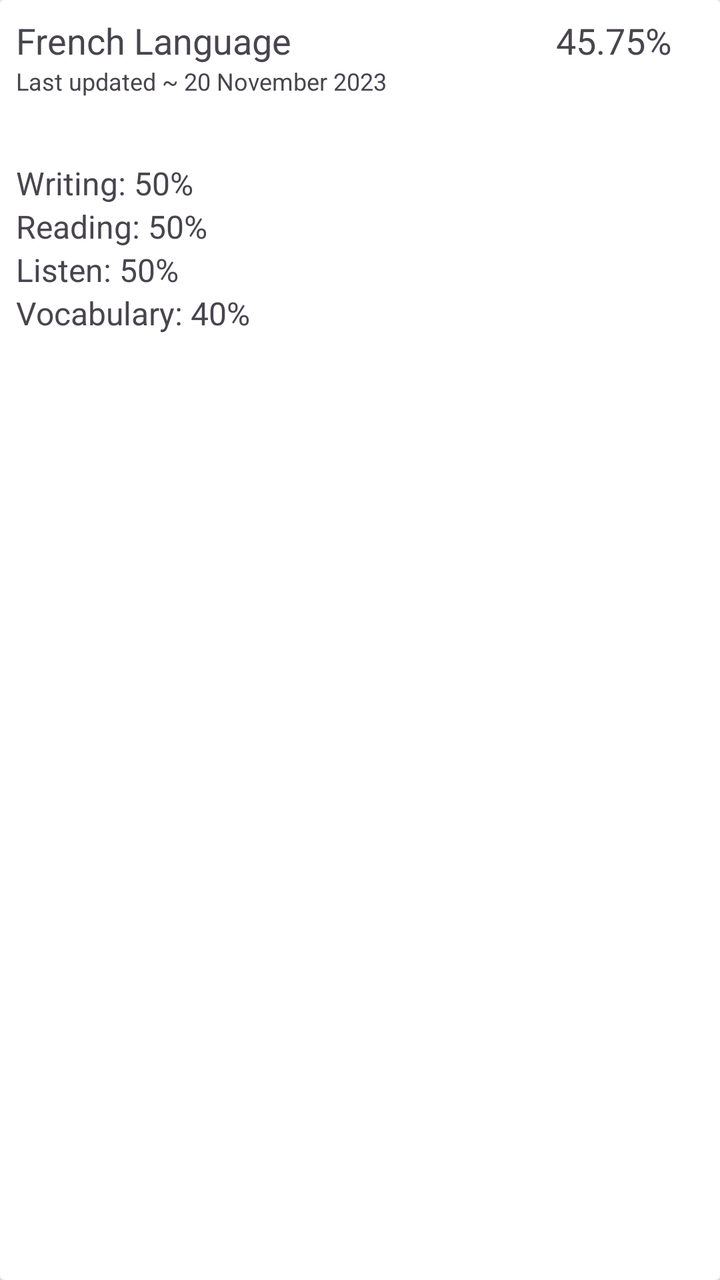
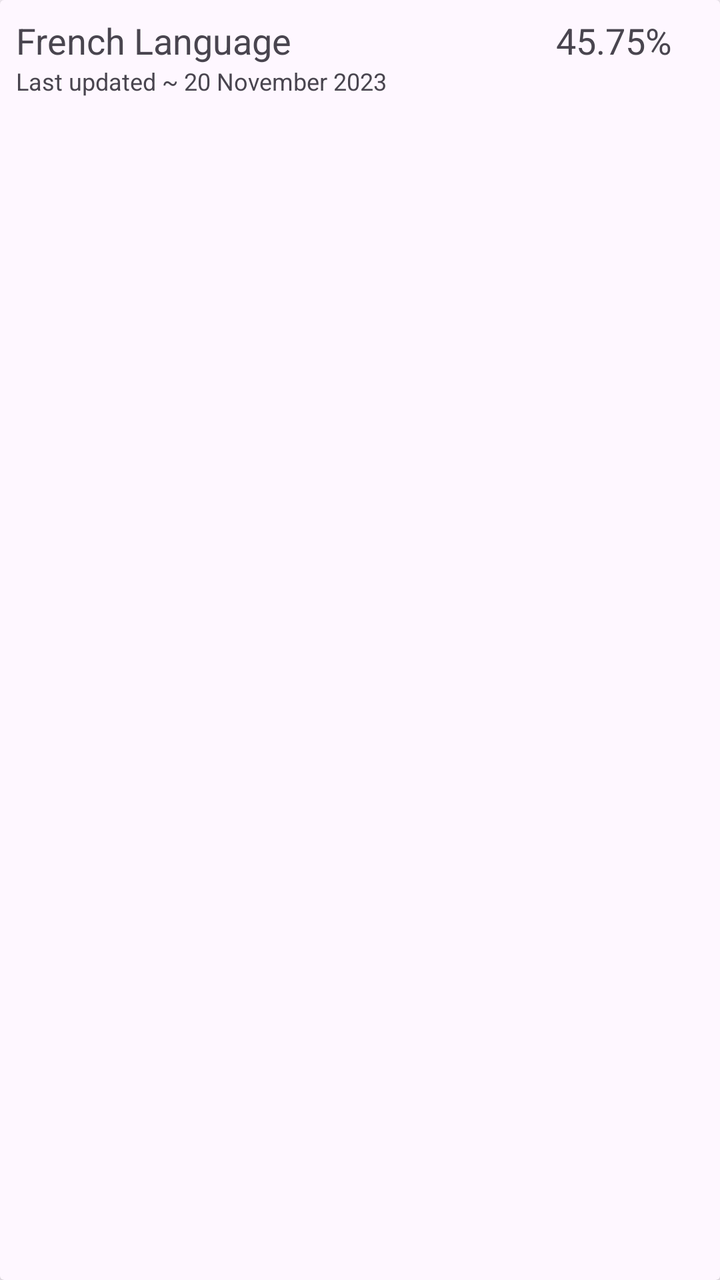

An Android layout rendered at two revisions. The XML below is the earlier revision; the diff shows what the commit changed to produce the second picture.
<!-- AndroidManifest.xml: application theme Theme.Measurable -->
<!-- res/layout/item_skill.xml -->
<?xml version="1.0" encoding="utf-8"?>
<androidx.cardview.widget.CardView
    xmlns:android="http://schemas.android.com/apk/res/android"
    android:layout_width="match_parent"
    android:layout_height="wrap_content"
    android:layout_margin="8dp"
    android:elevation="8dp"
    android:radius="8dp">

    <LinearLayout
        android:orientation="vertical"
        android:layout_width="match_parent"
        android:layout_height="wrap_content"
        android:padding="8dp">

        
        <LinearLayout
            android:layout_width="match_parent"
            android:layout_height="wrap_content"
            android:orientation="horizontal">

            
            <TextView
                android:id="@+id/text_view_title"
                android:layout_width="0dp"
                android:layout_height="wrap_content"
                android:layout_weight="1"
                android:textSize="18sp"
                android:text="French Language" />

            
            <TextView
                android:id="@+id/textView2"
                android:layout_width="wrap_content"
                android:layout_height="wrap_content"
                android:gravity="end"
                android:layout_marginEnd="16dp"
                android:textSize="18sp"
                android:text="45.75%" />
        </LinearLayout>

        <TextView
            android:layout_width="wrap_content"
            android:layout_height="wrap_content"
            android:textSize="12sp"
            android:text="Last updated ~ 20 November 2023"/>

        <LinearLayout
            android:layout_width="match_parent"
            android:layout_height="wrap_content"
            android:layout_marginTop="32dp"
            android:layout_marginBottom="16dp"
            android:orientation="vertical">

            <TextView
                android:layout_width="wrap_content"
                android:layout_height="wrap_content"
                android:text="Writing: 50%"
                android:textSize="16sp"/>
            <TextView
                android:layout_width="wrap_content"
                android:layout_height="wrap_content"
                android:text="Reading: 50%"
                android:textSize="16sp"/>
            <TextView
                android:layout_width="wrap_content"
                android:layout_height="wrap_content"
                android:text="Listen: 50%"
                android:textSize="16sp"/>
            <TextView
                android:layout_width="wrap_content"
                android:layout_height="wrap_content"
                android:text="Vocabulary: 40%"
                android:textSize="16sp"/>


        </LinearLayout>
    </LinearLayout>
</androidx.cardview.widget.CardView>
<!-- resources referenced by this layout -->
<resources>
  <style name="Theme.Measurable" parent="Base.Theme.Measurable" />
  <style name="Base.Theme.Measurable" parent="Theme.Material3.DayNight.NoActionBar">
          
          
      </style>
</resources>

<!-- the commit's change to res/layout/item_skill.xml (unified diff, before → after) -->
@@ -1,11 +1,13 @@
 <?xml version="1.0" encoding="utf-8"?>
-<androidx.cardview.widget.CardView
-    xmlns:android="http://schemas.android.com/apk/res/android"
+<androidx.cardview.widget.CardView xmlns:android="http://schemas.android.com/apk/res/android"
     android:layout_width="match_parent"
     android:layout_height="wrap_content"
+    xmlns:app="http://schemas.android.com/apk/res-auto"
     android:layout_margin="8dp"
-    android:elevation="8dp"
-    android:radius="8dp">
+    android:elevation="16dp"
+    android:radius="12dp"
+    app:cardBackgroundColor="?android:attr/windowBackground"
+    app:cardPreventCornerOverlap="false">
 
     <LinearLayout
         android:orientation="vertical"
@@ -30,7 +32,7 @@
 
             
             <TextView
-                android:id="@+id/textView2"
+                android:id="@+id/text_view_value"
                 android:layout_width="wrap_content"
                 android:layout_height="wrap_content"
                 android:gravity="end"
@@ -40,6 +42,7 @@
         </LinearLayout>
 
         <TextView
+            android:id="@+id/text_view_date"
             android:layout_width="wrap_content"
             android:layout_height="wrap_content"
             android:textSize="12sp"
@@ -52,27 +55,12 @@
             android:layout_marginBottom="16dp"
             android:orientation="vertical">
 
-            <TextView
-                android:layout_width="wrap_content"
+            <androidx.recyclerview.widget.RecyclerView
+                android:id="@+id/recyclerViewMetrics"
+                android:layout_width="match_parent"
                 android:layout_height="wrap_content"
-                android:text="Writing: 50%"
-                android:textSize="16sp"/>
-            <TextView
-                android:layout_width="wrap_content"
-                android:layout_height="wrap_content"
-                android:text="Reading: 50%"
-                android:textSize="16sp"/>
-            <TextView
-                android:layout_width="wrap_content"
-                android:layout_height="wrap_content"
-                android:text="Listen: 50%"
-                android:textSize="16sp"/>
-            <TextView
-                android:layout_width="wrap_content"
-                android:layout_height="wrap_content"
-                android:text="Vocabulary: 40%"
-                android:textSize="16sp"/>
-
+                android:divider="@null"
+                android:dividerHeight="0dp" />
 
         </LinearLayout>
     </LinearLayout>
